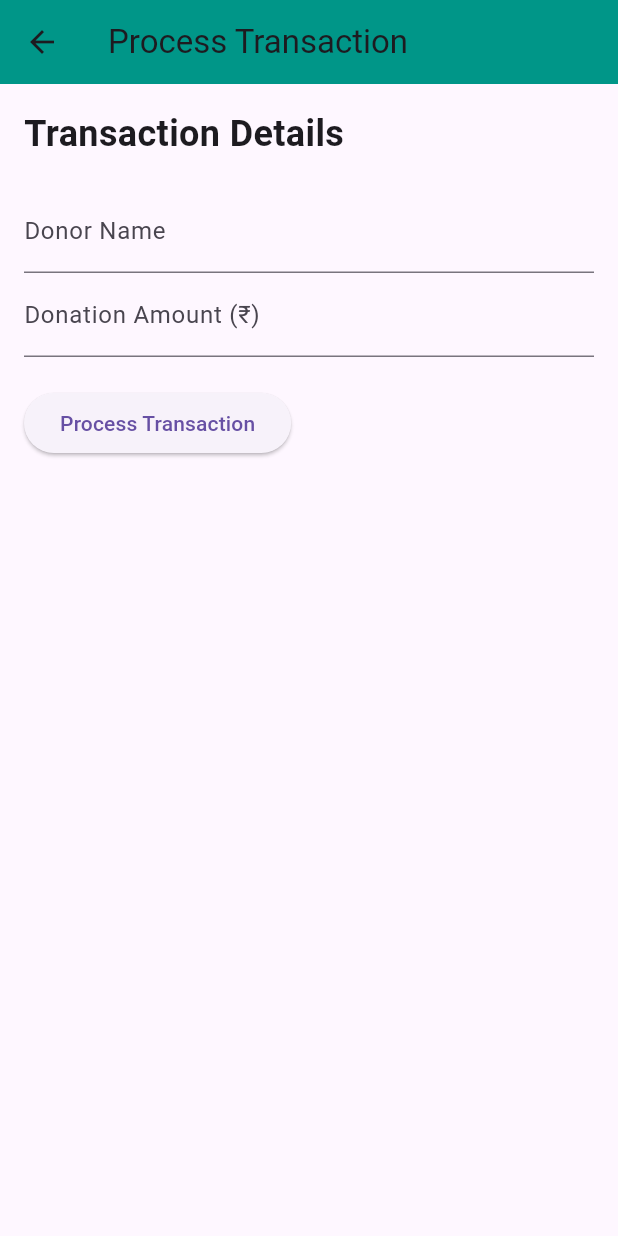
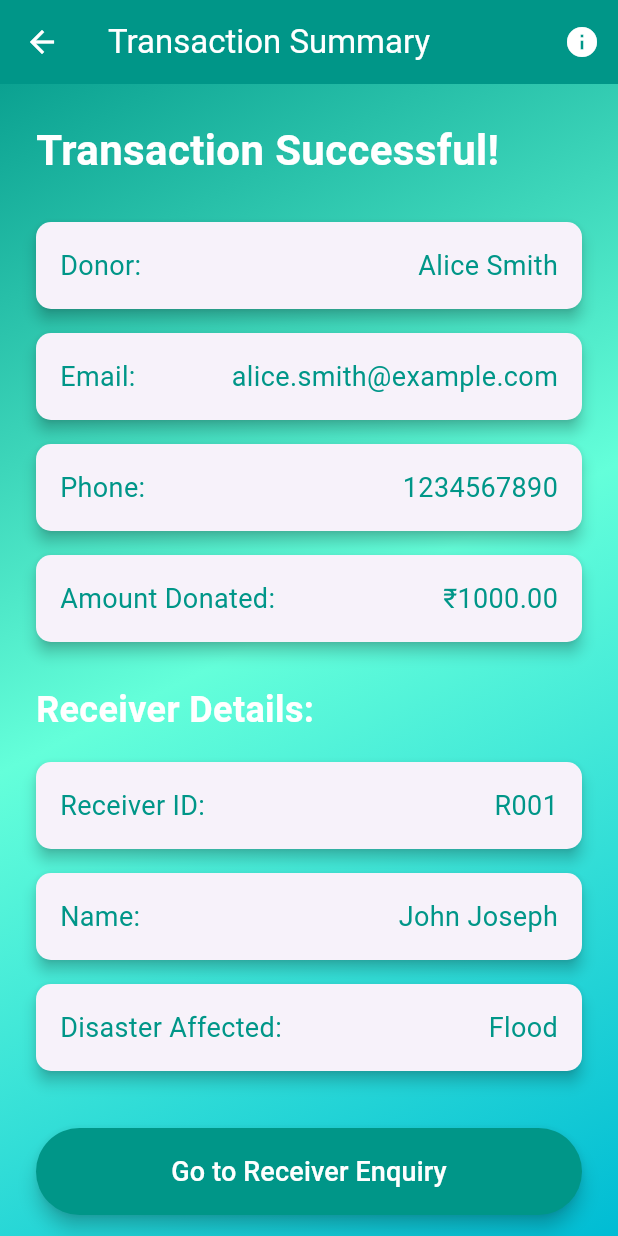
Before and after one commit to AnnaTomson/ReliefLink, a Flutter app: the TransactionProcessing screen opened directly, on a phone screen of 412 x 824 dp. Run offline on Flutter 3.47's test engine with Material 3 defaults, Android fonts, the phone set to English and light mode, and no system bars; our stand-ins replace cloud_firestore, file_picker, firebase_auth, firebase_core, google_sign_in; accounts and stored records are empty.

```diff
--- a/lib/Screens/SubScreens/ReceiverEnquiry.dart
+++ b/lib/Screens/SubScreens/ReceiverEnquiry.dart
@@ -1,4 +1,5 @@
 import 'package:flutter/material.dart';
+import 'TransactionProcessing.dart'; // Import the TransactionProcessing screen
 
 class ReceiverEnquiryScreen extends StatefulWidget {
   const ReceiverEnquiryScreen({Key? key}) : super(key: key);
@@ -148,40 +149,11 @@ class _ReceiverEnquiryScreenState extends State<ReceiverEnquiryScreen> {
   void _submitForm() {
     if (_formKey.currentState!.validate()) {
       _formKey.currentState!.save();
-      showDialog(
-        context: context,
-        builder: (BuildContext context) {
-          return AlertDialog(
-            title: const Text(
-              'Transaction Verification',
-              style: TextStyle(color: Colors.teal),
-            ),
-            content: Column(
-              crossAxisAlignment: CrossAxisAlignment.start,
-              mainAxisSize: MainAxisSize.min,
-              children: [
-                Text('Unique ID: $_uniqueId'),
-                Text('Transaction ID: $_transactionId'),
-                const SizedBox(height: 16),
-                const Text('Verification status: Pending',
-                    style: TextStyle(fontWeight: FontWeight.bold)),
-              ],
-            ),
-            actions: [
-              TextButton(
-                child: const Text('OK', style: TextStyle(color: Colors.teal)),
-                onPressed: () {
-                  Navigator.of(context).pop();
-                },
-              ),
-            ],
-            shape: RoundedRectangleBorder(
-              borderRadius: BorderRadius.circular(20),
-            ),
-            backgroundColor: Colors.white,
-            elevation: 5,
-          );
-        },
+      Navigator.of(context).push(
+        MaterialPageRoute(
+          builder: (context) =>
+              TransactionProcessing(), // Navigate to TransactionProcessing
+        ),
       );
     }
   }
--- a/lib/Screens/SubScreens/TransactionProcessing.dart
+++ b/lib/Screens/SubScreens/TransactionProcessing.dart
@@ -1,15 +1,14 @@
 import 'package:flutter/material.dart';
+import 'ReceiverEnquiry.dart'; // Import the ReceiverEnquiry screen
 
-class TransactionProcessing extends StatefulWidget {
+class TransactionProcessing extends StatelessWidget {
   @override
-  _TransactionProcessingState createState() => _TransactionProcessingState();
-}
-
-class _TransactionProcessingState extends State<TransactionProcessing> {
-  final _formKey = GlobalKey<FormState>();
-  String donorName = '';
-  double donationAmount = 0.0;
-  bool isTransactionProcessed = false;
+  Widget build(BuildContext context) {
+    // Dummy donor details
+    String donorName = 'Alice Smith';
+    String donorEmail = 'alice.smith@example.com';
+    String donorPhone = '1234567890';
+    double donationAmount = 1000.0;
 
     // Mock data for a single recipient
     final Map<String, dynamic> receiver = {
@@ -18,110 +17,136 @@ class _TransactionProcessingState extends State<TransactionProcessing> {
       'disaster': 'Flood',
     };
 
-  void processTransaction() {
-    if (_formKey.currentState!.validate()) {
-      _formKey.currentState!.save();
-
-      setState(() {
-        isTransactionProcessed = true;
-      });
-    }
-  }
-
-  @override
-  Widget build(BuildContext context) {
     return Scaffold(
+      extendBodyBehindAppBar: true,
       appBar: AppBar(
-        title: const Text('Process Transaction'),
+        title: const Text('Transaction Summary',
+            style: TextStyle(color: Colors.white)), // Changed text color
         backgroundColor: Colors.teal,
+        elevation: 0,
+        leading: IconButton(
+          icon: const Icon(Icons.arrow_back, color: Colors.white),
+          onPressed: () =>
+              Navigator.of(context).pop(), // Navigate back to the last page
         ),
-      body: Padding(
-        padding: const EdgeInsets.all(16.0),
-        child: isTransactionProcessed
-            ? Column(
+        actions: [
+          IconButton(
+            icon: const Icon(Icons.info, color: Colors.white),
+            onPressed: () {
+              // Show information dialog
+              showDialog(
+                context: context,
+                builder: (context) => AlertDialog(
+                  title: const Text('Transaction Info'),
+                  content: const Text('This is a summary of your transaction.'),
+                  actions: [
+                    TextButton(
+                      onPressed: () => Navigator.of(context).pop(),
+                      child: const Text('Close'),
+                    ),
+                  ],
+                ),
+              );
+            },
+          ),
+        ],
+      ),
+      body: Container(
+        height: double.infinity,
+        decoration: const BoxDecoration(
+          gradient: LinearGradient(
+            colors: [Colors.teal, Colors.tealAccent, Colors.cyan],
+            begin: Alignment.topLeft,
+            end: Alignment.bottomRight,
+          ),
+        ),
+        child: SafeArea(
+          child: SingleChildScrollView(
+            padding: const EdgeInsets.all(24.0),
+            child: Column(
               crossAxisAlignment: CrossAxisAlignment.start,
               children: [
                 const Text(
                   'Transaction Successful!',
                   style: TextStyle(
-                        fontSize: 20,
+                      fontSize: 28,
                       fontWeight: FontWeight.bold,
-                        color: Colors.green),
+                      color: Colors.white),
                 ),
                 const SizedBox(height: 20),
-                  Text(
-                    'Donor: $donorName',
-                    style: const TextStyle(fontSize: 16),
+                _buildDetailCard('Donor:', donorName),
+                _buildDetailCard('Email:', donorEmail),
+                _buildDetailCard('Phone:', donorPhone),
+                _buildDetailCard(
+                    'Amount Donated:', '₹${donationAmount.toStringAsFixed(2)}'),
+                const SizedBox(height: 20),
+                const Text('Receiver Details:',
+                    style: TextStyle(
+                        fontSize: 24,
+                        fontWeight: FontWeight.bold,
+                        color: Colors.white)),
+                const SizedBox(height: 10),
+                _buildDetailCard('Receiver ID:', receiver['id']),
+                _buildDetailCard('Name:', receiver['name']),
+                _buildDetailCard('Disaster Affected:', receiver['disaster']),
+                const SizedBox(height: 30),
+                SizedBox(
+                  width: double.infinity,
+                  child: ElevatedButton(
+                    onPressed: () {
+                      // Navigate to the ReceiverEnquiry screen
+                      Navigator.of(context).pushAndRemoveUntil(
+                        MaterialPageRoute(
+                          builder: (context) => const ReceiverEnquiryScreen(),
                         ),
-                  const SizedBox(height: 10),
-                  Text(
-                    'Amount Donated: ₹${donationAmount.toStringAsFixed(2)}',
-                    style: const TextStyle(fontSize: 16),
+                        (Route<dynamic> route) =>
+                            false, // Remove all previous routes
+                      );
+                    },
+                    style: ElevatedButton.styleFrom(
+                      backgroundColor: Colors.teal,
+                      foregroundColor: Colors.white,
+                      padding: const EdgeInsets.symmetric(vertical: 16),
+                      shape: RoundedRectangleBorder(
+                        borderRadius: BorderRadius.circular(30),
                       ),
-                  const SizedBox(height: 20),
-                  const Text(
-                    'Receiver Details:',
-                    style: TextStyle(fontSize: 18, fontWeight: FontWeight.bold),
+                      elevation: 5,
                     ),
-                  const SizedBox(height: 10),
-                  Text(
-                    'Receiver ID: ${receiver['id']}',
-                    style: const TextStyle(fontSize: 16),
+                    child: const Text('Go to Receiver Enquiry',
+                        style: TextStyle(fontSize: 18)),
                   ),
-                  Text(
-                    'Name: ${receiver['name']}',
-                    style: const TextStyle(fontSize: 16),
-                  ),
-                  Text(
-                    'Disaster Affected: ${receiver['disaster']}',
-                    style: const TextStyle(fontSize: 16),
-                  ),
-                  const SizedBox(height: 20),
-                  ElevatedButton(
-                    onPressed: () {
-                      setState(() {
-                        isTransactionProcessed = false;
-                      });
-                    },
-                    child: const Text('Process Another Transaction'),
-                  ),
-                ],
-              )
-            : Form(
-                key: _formKey,
-                child: Column(
-                  crossAxisAlignment: CrossAxisAlignment.start,
-                  children: [
-                    const Text(
-                      'Transaction Details',
-                      style:
-                          TextStyle(fontSize: 24, fontWeight: FontWeight.bold),
-                    ),
-                    const SizedBox(height: 20),
-                    TextFormField(
-                      decoration:
-                          const InputDecoration(labelText: 'Donor Name'),
-                      onSaved: (value) => donorName = value!,
-                      validator: (value) =>
-                          value!.isEmpty ? 'Please enter your name' : null,
-                    ),
-                    TextFormField(
-                      decoration: const InputDecoration(
-                          labelText: 'Donation Amount (₹)'),
-                      keyboardType: TextInputType.number,
-                      onSaved: (value) => donationAmount = double.parse(value!),
-                      validator: (value) =>
-                          value!.isEmpty ? 'Please enter an amount' : null,
-                    ),
-                    const SizedBox(height: 20),
-                    ElevatedButton(
-                      onPressed: processTransaction,
-                      child: const Text('Process Transaction'),
                 ),
               ],
             ),
           ),
         ),
+      ),
+    );
+  }
+
+  Widget _buildDetailCard(String label, String value) {
+    return Card(
+      margin: const EdgeInsets.symmetric(vertical: 8.0),
+      elevation: 4,
+      shape: RoundedRectangleBorder(
+        borderRadius: BorderRadius.circular(10),
+      ),
+      child: Padding(
+        padding: const EdgeInsets.all(16.0),
+        child: Row(
+          mainAxisAlignment: MainAxisAlignment.spaceBetween,
+          children: [
+            Text(
+              label,
+              style: const TextStyle(fontSize: 18, color: Colors.teal),
+            ),
+            Text(
+              value,
+              style: const TextStyle(fontSize: 18, color: Colors.teal),
+            ),
+          ],
+        ),
+      ),
     );
   }
 }
```
Lines whose indentation alone changed are shown as unchanged.
